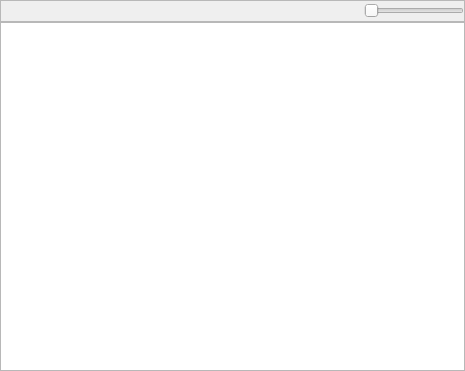
hippydream/movida, file src/movida/ui/smartview.ui: the form before one commit.
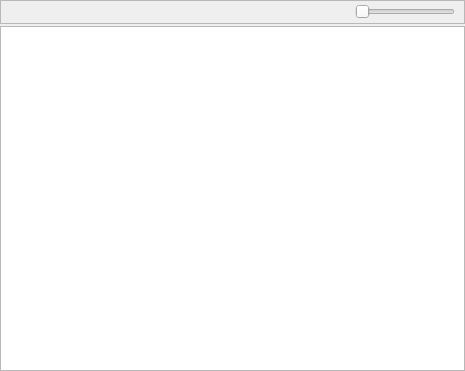
The form after the commit.

Commit message: Added some spacing to the slider frame - looks better on nix

```diff
--- a/src/movida/ui/smartview.ui
+++ b/src/movida/ui/smartview.ui
@@ -16,9 +16,21 @@
    <property name="margin" >
     <number>0</number>
    </property>
-   <property name="spacing" >
+   <property name="topMargin" >
     <number>0</number>
    </property>
+   <property name="rightMargin" >
+    <number>0</number>
+   </property>
+   <property name="bottomMargin" >
+    <number>0</number>
+   </property>
+   <property name="horizontalSpacing" >
+    <number>0</number>
+   </property>
+   <property name="verticalSpacing" >
+    <number>2</number>
+   </property>
    <item row="0" column="0" >
     <widget class="QFrame" name="mainControlPanel" >
      <property name="enabled" >
@@ -34,18 +46,22 @@
       <number>0</number>
      </property>
      <layout class="QGridLayout" >
-      <property name="margin" >
+      <property name="topMargin" >
+       <number>1</number>
+      </property>
+      <property name="bottomMargin" >
+       <number>1</number>
+      </property>
+      <property name="horizontalSpacing" >
        <number>0</number>
       </property>
-      <property name="spacing" >
+      <property name="verticalSpacing" >
        <number>0</number>
       </property>
       <item row="0" column="4" >
        <widget class="QSlider" name="slider" >
         <property name="sizePolicy" >
-         <sizepolicy>
-          <hsizetype>0</hsizetype>
-          <vsizetype>0</vsizetype>
+         <sizepolicy vsizetype="Fixed" hsizetype="Fixed" >
           <horstretch>0</horstretch>
           <verstretch>0</verstretch>
          </sizepolicy>
```
Left out of the diff: 2 changed lines with no effect on the pictures.
